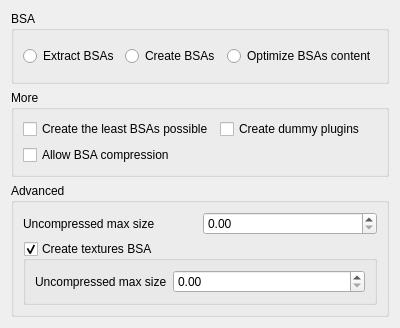
Above: src/GUI/AdvancedBSAModule.ui from Guekka/cathedral-assets-optimizer before the change. Below: the same form after it.
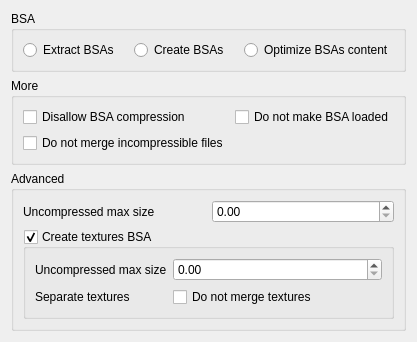
That is the form after the change.

Commit message: [BSA/Settings] Improved mergeBSAs. Updated tests. Renamed some settings

The edit to the form file:
```diff
--- a/src/GUI/AdvancedBSAModule.ui
+++ b/src/GUI/AdvancedBSAModule.ui
@@ -6,8 +6,8 @@
    <rect>
     <x>0</x>
     <y>0</y>
-    <width>400</width>
-    <height>328</height>
+    <width>410</width>
+    <height>340</height>
    </rect>
   </property>
   <property name="windowTitle">
@@ -62,7 +62,7 @@
       <item row="0" column="1">
        <widget class="QCheckBox" name="bsaCreateDummiesCheckbox">
         <property name="text">
-         <string>Create dummy plugins</string>
+         <string>Do not make BSA loaded</string>
         </property>
        </widget>
       </item>
@@ -72,14 +72,14 @@
          <string>&lt;html&gt;&lt;head/&gt;&lt;body&gt;&lt;p&gt;There are three types of BSAs CAO can create : uncompressible, textures and standard. The uncompressible one contains sounds. If this option is checked, these three types of BSAs will be merged if possible.&lt;/p&gt;&lt;/body&gt;&lt;/html&gt;</string>
         </property>
         <property name="text">
-         <string>Create the least BSAs possible</string>
+         <string>Disallow BSA compression</string>
         </property>
        </widget>
       </item>
       <item row="1" column="0">
        <widget class="QCheckBox" name="allowCompression">
         <property name="text">
-         <string>Allow BSA compression</string>
+         <string>Do not merge incompressible files</string>
         </property>
        </widget>
       </item>
@@ -114,6 +114,23 @@
            </property>
           </widget>
          </item>
+         <item row="2" column="1">
+          <widget class="QCheckBox" name="dontMergeTextures">
+           <property name="toolTip">
+            <string>&lt;html&gt;&lt;head/&gt;&lt;body&gt;&lt;p&gt;If enabled, textures will always be packed into their own BSA, even when they could be merged into the main BSA&lt;/p&gt;&lt;/body&gt;&lt;/html&gt;</string>
+           </property>
+           <property name="text">
+            <string>Do not merge textures</string>
+           </property>
+          </widget>
+         </item>
+         <item row="2" column="0">
+          <widget class="QLabel" name="label_3">
+           <property name="text">
+            <string>Separate textures</string>
+           </property>
+          </widget>
+         </item>
         </layout>
        </widget>
       </item>
```
Left out of the diff: 35 changed lines with no effect on the pictures. The commit also changes 9 other files.
